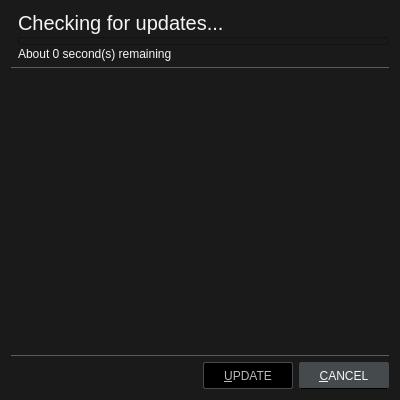
First picture: the form in src/ui/updatedialog.ui, repository u8sand/Baka-MPlayer, before the edit.
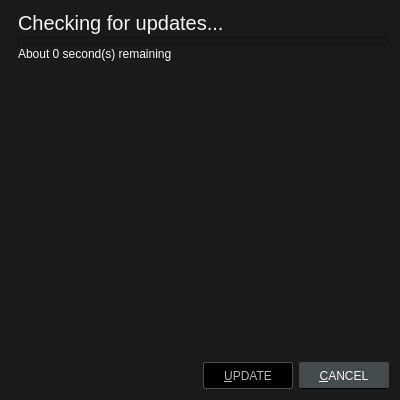
Second picture: the form after the edit. Icons and pictures are not drawn.

Commit message: QScrollBar: tweak to match overall style

```diff
--- a/src/ui/updatedialog.ui
+++ b/src/ui/updatedialog.ui
@@ -20,11 +20,6 @@
 	color: whitesmoke;
 }
 
-#plainTextEdit {
-	border-top: 1px solid #008098;
-	border-bottom: 1px solid #008098;
-}
-
 /* QPushButton */
 
 QPushButton {
@@ -53,38 +48,42 @@
 /* QScrollBar */
 
 QScrollBar:vertical {
-	margin-left: 1px;
-	border: none;
-	width: 5px;
+	padding-left: 1px;
+	width: 6px;
 }
 QScrollBar::handle:vertical {
-	background: #5A5A5A;
+	background: #008098;
 	border-radius: 2px;
 	min-height: 10px;
 }
 QScrollBar::add-line:vertical, QScrollBar::sub-line:vertical {
 	border: none;
 }
-QScrollBar::up-arrow:vertical, QScrollBar::down-arrow:vertical,
-QScrollBar::add-page:vertical, QScrollBar::sub-page:vertical {
+QScrollBar::add-page:vertical, QScrollBar::sub-page:vertical  {
+	background: #5A5A5A;
+	margin: 0 2px;
+}
+QScrollBar::up-arrow:vertical, QScrollBar::down-arrow:vertical {
 	background: transparent;
 }
 
 QScrollBar:horizontal {
-	margin-bottom: 1px;
-	border: none;
-	height: 5px;
+	padding-top: 1px;
+	height: 6px;
 }
 QScrollBar::handle:horizontal {
-	background: #5A5A5A;
+	background: #008098;
 	border-radius: 2px;
 	min-width: 10px;
 }
 QScrollBar::add-line:horizontal, QScrollBar::sub-line:horizontal {
 	border: none;
 }
-QScrollBar::left-arrow:horizontal, QScrollBar::right-arrow:horizontal,
 QScrollBar::add-page:horizontal, QScrollBar::sub-page:horizontal {
+	background: #5A5A5A;
+	margin: 2px 0;
+}
+QScrollBar::left-arrow:horizontal, QScrollBar::right-arrow:horizontal {
 	background: transparent;
 }</string>
   </property>
```
The commit also changes 3 other files.
